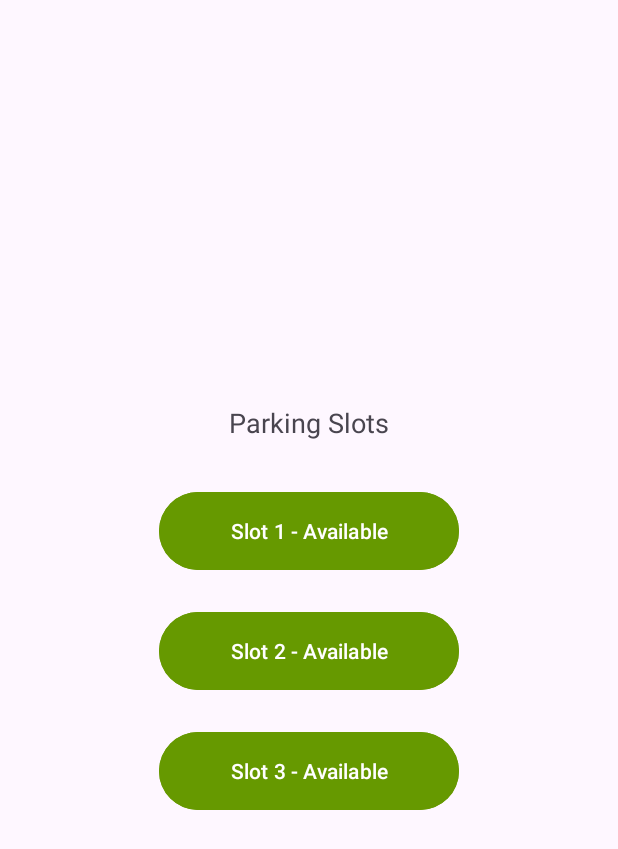
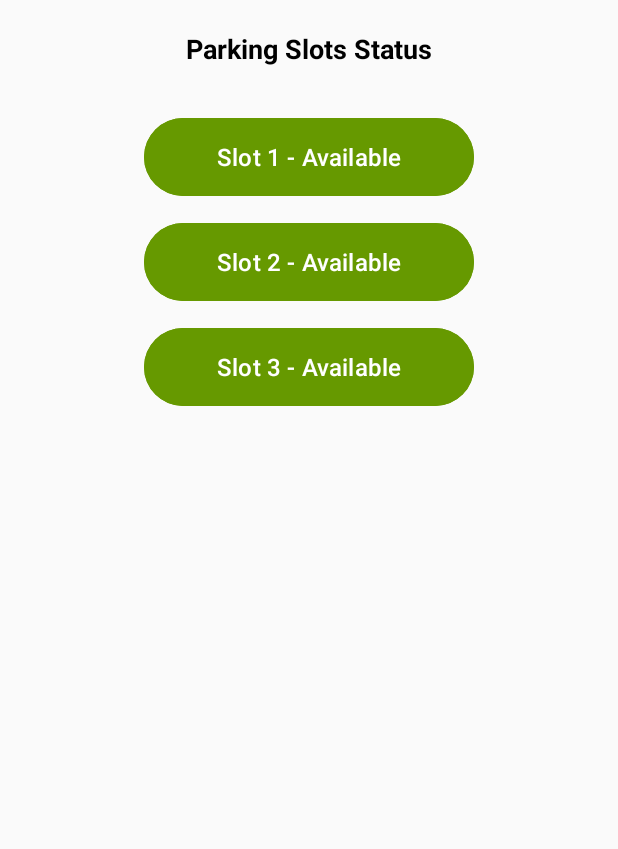
Before and after one commit to 1234Priyanshu4321/iot-project, an Android app: the layout activity_main.xml on its own in the app's theme, with its tools: preview values and no code run, on a phone screen of 412 x 824 dp. Shown: the top 849 px of the screen. Run offline under Robolectric (Android 15) with nearby library versions, the phone set to English and light mode, and no system bars.

```diff
--- a/app/src/main/res/layout/activity_main.xml
+++ b/app/src/main/res/layout/activity_main.xml
@@ -1,45 +1,55 @@
+<?xml version="1.0" encoding="utf-8"?>
 <LinearLayout xmlns:android="http://schemas.android.com/apk/res/android"
     xmlns:tools="http://schemas.android.com/tools"
+    android:orientation="vertical"
+    android:gravity="center_horizontal"
+    android:padding="20dp"
     android:layout_width="match_parent"
     android:layout_height="match_parent"
-    android:orientation="vertical"
-    android:gravity="center"
-    android:padding="16dp"
-    tools:context=".MainActivity">
+    tools:context=".MainActivity"
+    android:background="#FAFAFA">
 
     <TextView
         android:id="@+id/statusText"
+        android:text="Parking Slots Status"
+        android:textSize="18sp"
+        android:textStyle="bold"
+        android:textColor="#000000"
+        android:layout_marginBottom="20dp"
         android:layout_width="wrap_content"
-        android:layout_height="wrap_content"
-        android:text="Parking Slots"
-        android:textSize="18sp"
-        android:layout_marginBottom="20dp"/>
+        android:layout_height="wrap_content" />
 
+    <!-- Slot 1 -->
     <Button
         android:id="@+id/slot1"
-        android:layout_width="200dp"
-        android:layout_height="60dp"
         android:text="Slot 1 - Available"
+        android:textSize="16sp"
+        android:textColor="@android:color/white"
         android:backgroundTint="@android:color/holo_green_dark"
-        android:textColor="@android:color/white"
-        android:layout_margin="10dp"/>
+        android:layout_marginTop="10dp"
+        android:layout_width="220dp"
+        android:layout_height="60dp" />
 
+    <!-- Slot 2 -->
     <Button
         android:id="@+id/slot2"
-        android:layout_width="200dp"
-        android:layout_height="60dp"
         android:text="Slot 2 - Available"
+        android:textSize="16sp"
+        android:textColor="@android:color/white"
         android:backgroundTint="@android:color/holo_green_dark"
-        android:textColor="@android:color/white"
-        android:layout_margin="10dp"/>
+        android:layout_marginTop="10dp"
+        android:layout_width="220dp"
+        android:layout_height="60dp" />
 
+    <!-- Slot 3 -->
     <Button
         android:id="@+id/slot3"
-        android:layout_width="200dp"
-        android:layout_height="60dp"
         android:text="Slot 3 - Available"
+        android:textSize="16sp"
+        android:textColor="@android:color/white"
         android:backgroundTint="@android:color/holo_green_dark"
-        android:textColor="@android:color/white"
-        android:layout_margin="10dp"/>
+        android:layout_marginTop="10dp"
+        android:layout_width="220dp"
+        android:layout_height="60dp" />
 
 </LinearLayout>
```
Also changed, not shown: app/src/main/java/com/example/smartparkingapp/MainActivity.kt (+98 -115 lines), app/src/main/java/com/example/smartparkingapp/PaymentSummaryActivity.kt (added, +56 -0 lines), app/src/main/res/layout/activity_payment_summary.xml (added, +64 -0 lines).
